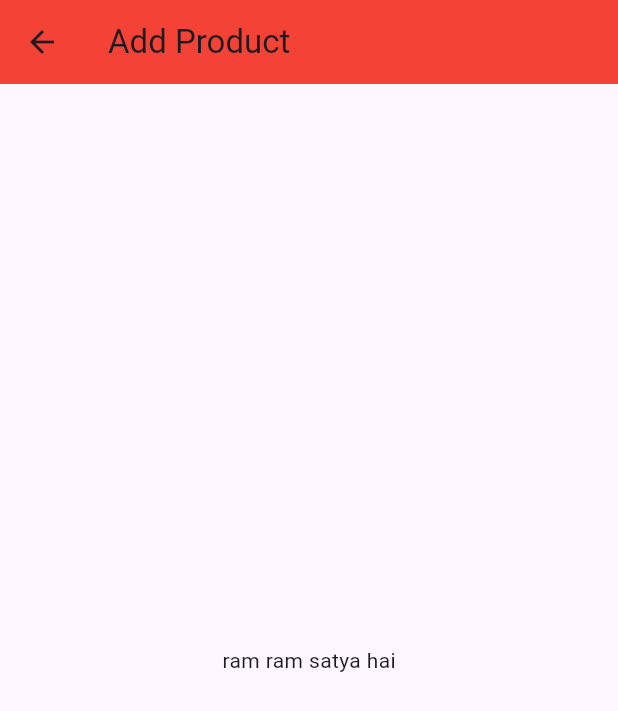
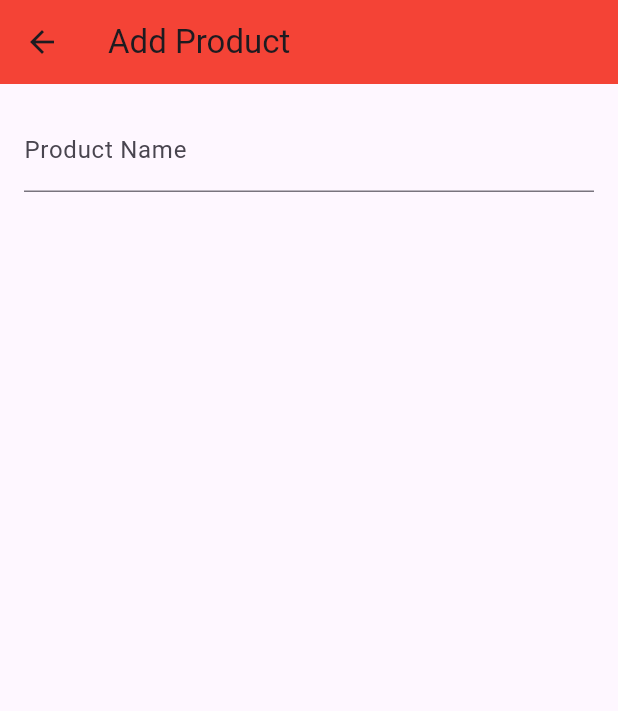
Before and after one commit to GhanshyamSharma122/dormly, a Flutter app: the AddProduct screen opened directly, on a phone screen of 412 x 824 dp. Shown: the top 711 px of the screen. Run offline on Flutter 3.47's test engine with Material 3 defaults, Android fonts, the phone set to English and light mode, and no system bars; our stand-ins replace image_picker.

Commit message:
added the ui

```diff
--- a/lib/pages/addproduct.dart
+++ b/lib/pages/addproduct.dart
@@ -1,16 +1,59 @@
 import 'package:flutter/material.dart';
-class AddProduct extends StatelessWidget {
+import 'package:image_picker/image_picker.dart';
+import 'dart:io';
+class AddProduct extends StatefulWidget {
   const AddProduct({super.key});
 
   @override
+  State<AddProduct> createState() => _AddProductState();
+}
+
+class _AddProductState extends State<AddProduct> {
+  final _formKey=GlobalKey<FormState>();
+  final TextEditingController _nameController=TextEditingController();
+  final TextEditingController _priceController=TextEditingController();
+  final TextEditingController _descriptionController=TextEditingController();
+  final TextEditingController _contactNumberController=TextEditingController();
+  final TextEditingController _contactDetailsController=TextEditingController();
+  File? _image;
+  final ImagePicker _picker=ImagePicker();
+  Future<void> _pickImage() async{
+    final pickedFile=await _picker.pickImage(source: ImageSource.gallery);
+    if(pickedFile!=null){
+      setState(() {
+        _image=File(pickedFile.path);
+      });
+    }
+  }
+  void _submitForm(){
+    if(_formKey.currentState!.validate()){
+      ScaffoldMessenger.of(context).showSnackBar(
+        const SnackBar(content: Text("Product added Successfully!"))
+      );
+    }
+  }
+  @override
   Widget build(BuildContext context) {
     return Scaffold(
-      appBar:AppBar(
-        title: Text("Add Product"),
+      appBar: AppBar(
+        title: const Text("Add Product"),
         backgroundColor: Colors.red,
       ),
-      body: Center(
-        child: Text("ram ram satya hai"),
+      body: Padding(padding: EdgeInsets.all(16.0),
+      child:Form(
+        key: _formKey,
+        child: SingleChildScrollView(
+          child: Column(
+            children: [
+              TextFormField(
+                controller: _nameController,
+                decoration: InputDecoration(labelText: "Product Name"),
+                validator: (value)=>value!.isEmpty?"Enter product name":null,
+              )
+            ],
+          ),
+        ),
+      )
       ),
     );
   }
--- a/pubspec.yaml
+++ b/pubspec.yaml
@@ -9,6 +9,7 @@ environment:
 dependencies:
   flutter:
     sdk: flutter
+  image_picker: ^1.1.2
 
 dev_dependencies:
   flutter_test:
```
Also changed, not shown: pubspec.lock, 5 other files.
